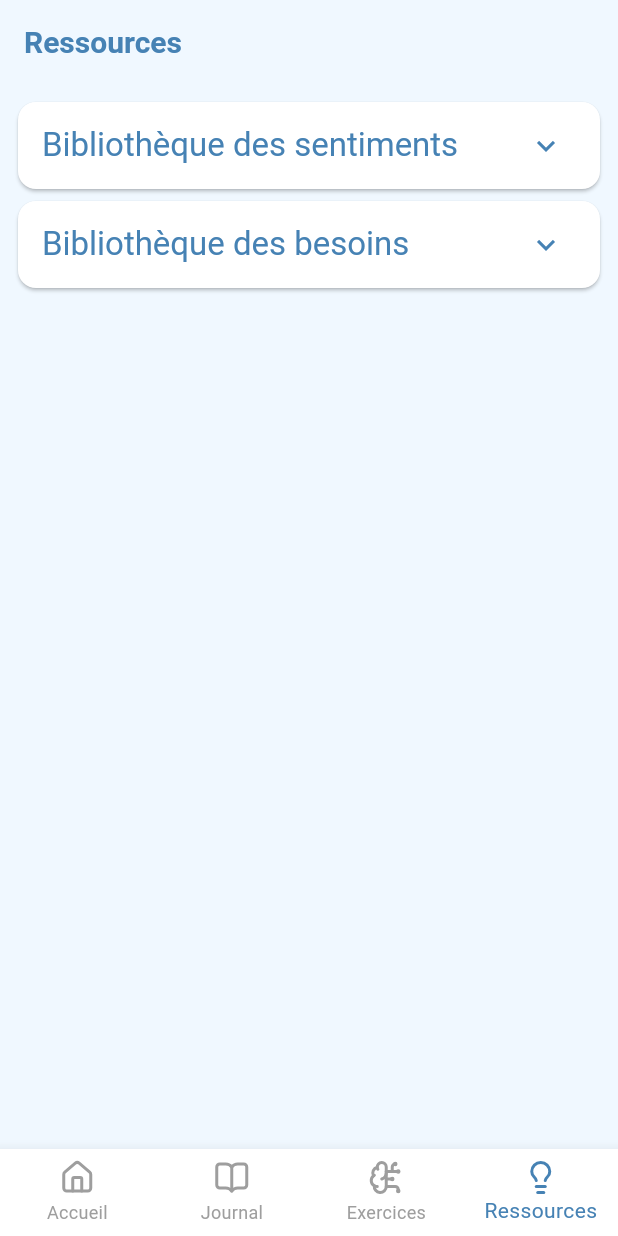
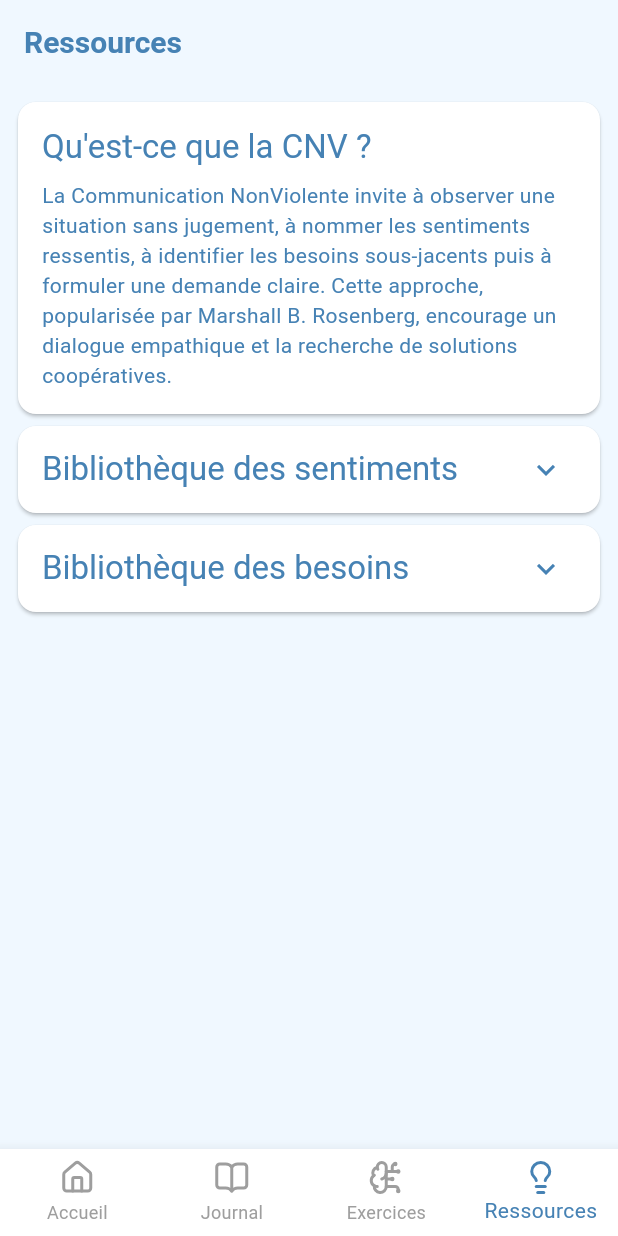
Before and after one commit to nkta/cnv_coach, a Flutter app: the ResourcesScreen screen opened by its route, on a phone screen of 412 x 824 dp. Run offline on Flutter 3.47's test engine with Material 3 defaults, Android fonts, the phone set to English and light mode, and no system bars; our stand-ins replace flutter_riverpod, go_router, hive, hive_flutter, lucide_icons; accounts and stored records are empty.

Commit message:
Clarify CNV context in resources

```diff
--- a/lib/presentation/screens/resources_screen.dart
+++ b/lib/presentation/screens/resources_screen.dart
@@ -15,6 +15,25 @@ class ResourcesScreen extends StatelessWidget {
       body: ListView(
         padding: const EdgeInsets.all(8.0),
         children: [
+          Card(
+            child: Padding(
+              padding: const EdgeInsets.all(16.0),
+              child: Column(
+                crossAxisAlignment: CrossAxisAlignment.start,
+                children: [
+                  Text(
+                    "Qu'est-ce que la CNV ?",
+                    style: theme.textTheme.titleLarge,
+                  ),
+                  const SizedBox(height: 8.0),
+                  Text(
+                    'La Communication NonViolente invite à observer une situation sans jugement, à nommer les sentiments ressentis, à identifier les besoins sous-jacents puis à formuler une demande claire. Cette approche, popularisée par Marshall B. Rosenberg, encourage un dialogue empathique et la recherche de solutions coopératives.',
+                    style: theme.textTheme.bodyMedium,
+                  ),
+                ],
+              ),
+            ),
+          ),
           Card(
             child: ExpansionTile(
               title: Text('Bibliothèque des sentiments', style: theme.textTheme.titleLarge),
```
Also changed, not shown: 1 other file.
